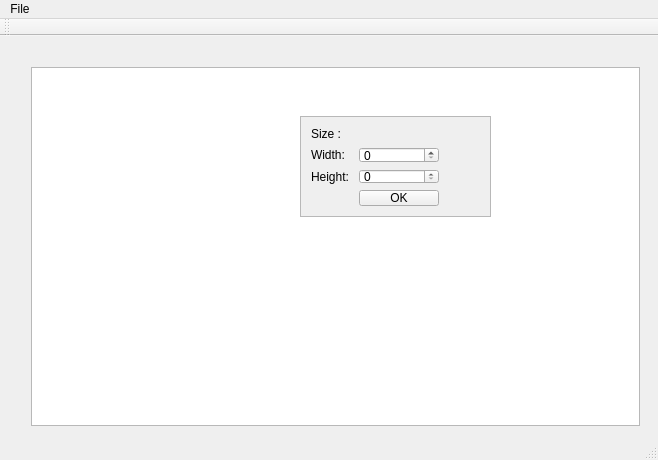
Qt form spriteview.ui (Mitten25/SpriteEditor) before a commit.
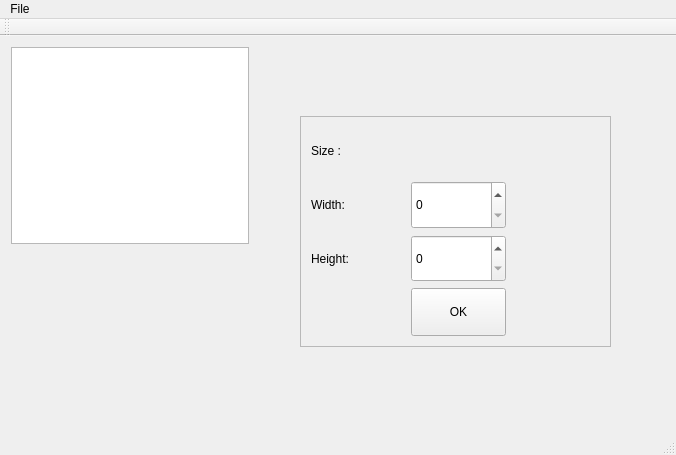
The same form after that commit.

Commit message: Just a UI commit stash

```diff
--- a/spriteview.ui
+++ b/spriteview.ui
@@ -6,10 +6,16 @@
    <rect>
     <x>0</x>
     <y>0</y>
-    <width>658</width>
-    <height>460</height>
+    <width>676</width>
+    <height>455</height>
    </rect>
   </property>
+  <property name="sizePolicy">
+   <sizepolicy hsizetype="Preferred" vsizetype="Preferred">
+    <horstretch>0</horstretch>
+    <verstretch>0</verstretch>
+   </sizepolicy>
+  </property>
   <property name="minimumSize">
    <size>
     <width>641</width>
@@ -28,12 +34,12 @@
      <rect>
       <x>300</x>
       <y>80</y>
-      <width>191</width>
-      <height>101</height>
+      <width>311</width>
+      <height>231</height>
      </rect>
     </property>
     <property name="sizePolicy">
-     <sizepolicy hsizetype="Expanding" vsizetype="Expanding">
+     <sizepolicy hsizetype="MinimumExpanding" vsizetype="MinimumExpanding">
       <horstretch>0</horstretch>
       <verstretch>0</verstretch>
      </sizepolicy>
@@ -52,18 +58,50 @@
       <rect>
        <x>0</x>
        <y>0</y>
-       <width>191</width>
-       <height>101</height>
+       <width>311</width>
+       <height>231</height>
       </rect>
      </property>
      <layout class="QGridLayout" name="gridLayout">
       <item row="3" column="1">
        <widget class="QPushButton" name="okButton">
+        <property name="sizePolicy">
+         <sizepolicy hsizetype="Expanding" vsizetype="Expanding">
+          <horstretch>0</horstretch>
+          <verstretch>0</verstretch>
+         </sizepolicy>
+        </property>
         <property name="text">
          <string>OK</string>
         </property>
        </widget>
       </item>
+      <item row="1" column="0">
+       <widget class="QLabel" name="label_2">
+        <property name="sizePolicy">
+         <sizepolicy hsizetype="MinimumExpanding" vsizetype="MinimumExpanding">
+          <horstretch>0</horstretch>
+          <verstretch>0</verstretch>
+         </sizepolicy>
+        </property>
+        <property name="text">
+         <string>Width:</string>
+        </property>
+       </widget>
+      </item>
+      <item row="0" column="0">
+       <widget class="QLabel" name="label">
+        <property name="sizePolicy">
+         <sizepolicy hsizetype="MinimumExpanding" vsizetype="MinimumExpanding">
+          <horstretch>0</horstretch>
+          <verstretch>0</verstretch>
+         </sizepolicy>
+        </property>
+        <property name="text">
+         <string>Size :</string>
+        </property>
+       </widget>
+      </item>
       <item row="3" column="2">
        <spacer name="horizontalSpacer_2">
         <property name="orientation">
@@ -92,30 +130,36 @@
       </item>
       <item row="2" column="0">
        <widget class="QLabel" name="label_3">
+        <property name="sizePolicy">
+         <sizepolicy hsizetype="MinimumExpanding" vsizetype="Preferred">
+          <horstretch>0</horstretch>
+          <verstretch>0</verstretch>
+         </sizepolicy>
+        </property>
         <property name="text">
          <string>Height:</string>
         </property>
        </widget>
       </item>
-      <item row="1" column="0">
-       <widget class="QLabel" name="label_2">
-        <property name="text">
-         <string>Width:</string>
-        </property>
-       </widget>
-      </item>
-      <item row="0" column="0">
-       <widget class="QLabel" name="label">
-        <property name="text">
-         <string>Size :</string>
-        </property>
-       </widget>
-      </item>
-      <item row="1" column="1">
-       <widget class="QSpinBox" name="spinBox"/>
-      </item>
       <item row="2" column="1">
-       <widget class="QSpinBox" name="spinBox_2"/>
+       <widget class="QSpinBox" name="spinBox_2">
+        <property name="sizePolicy">
+         <sizepolicy hsizetype="Expanding" vsizetype="Expanding">
+          <horstretch>0</horstretch>
+          <verstretch>0</verstretch>
+         </sizepolicy>
+        </property>
+       </widget>
+      </item>
+      <item row="1" column="1">
+       <widget class="QSpinBox" name="spinBox">
+        <property name="sizePolicy">
+         <sizepolicy hsizetype="Expanding" vsizetype="Expanding">
+          <horstretch>0</horstretch>
+          <verstretch>0</verstretch>
+         </sizepolicy>
+        </property>
+       </widget>
       </item>
      </layout>
     </widget>
@@ -123,43 +167,42 @@
    <widget class="QWidget" name="gridLayoutWidget_2">
     <property name="geometry">
      <rect>
-      <x>20</x>
-      <y>20</y>
-      <width>631</width>
-      <height>381</height>
+      <x>0</x>
+      <y>0</y>
+      <width>260</width>
+      <height>219</height>
      </rect>
     </property>
     <layout class="QGridLayout" name="gridLayout_2">
-     <property name="sizeConstraint">
-      <enum>QLayout::SetNoConstraint</enum>
-     </property>
      <item row="0" column="0">
-      <widget class="QTableView" name="tableView">
-       <property name="sizePolicy">
-        <sizepolicy hsizetype="Expanding" vsizetype="Expanding">
-         <horstretch>0</horstretch>
-         <verstretch>0</verstretch>
-        </sizepolicy>
-       </property>
-       <property name="maximumSize">
-        <size>
-         <width>16777215</width>
-         <height>16777215</height>
-        </size>
-       </property>
-      </widget>
+      <layout class="QVBoxLayout" name="verticalLayout">
+       <item>
+        <widget class="QTableView" name="tableView">
+         <property name="sizePolicy">
+          <sizepolicy hsizetype="MinimumExpanding" vsizetype="MinimumExpanding">
+           <horstretch>100</horstretch>
+           <verstretch>100</verstretch>
+          </sizepolicy>
+         </property>
+         <property name="maximumSize">
+          <size>
+           <width>16777215</width>
+           <height>16777215</height>
+          </size>
+         </property>
+        </widget>
+       </item>
+      </layout>
      </item>
     </layout>
    </widget>
-   <zorder>gridLayoutWidget_2</zorder>
-   <zorder>frame</zorder>
   </widget>
   <widget class="QMenuBar" name="menuBar">
    <property name="geometry">
     <rect>
      <x>0</x>
      <y>0</y>
-     <width>658</width>
+     <width>676</width>
      <height>19</height>
     </rect>
    </property>
```
